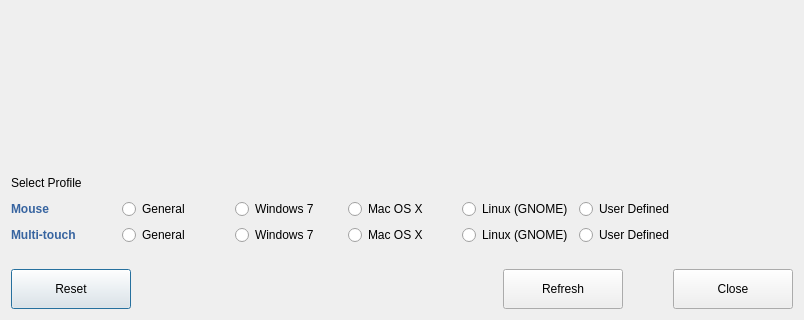
Above: T3kCfgFE/QGestureProfileDialog.ui from habilience/habilience-t3ksensor-tools before the change; both pictures show x 0 to 804 and y 274 to 594 of the 804 by 594 pixel window. Below: the same form after it.
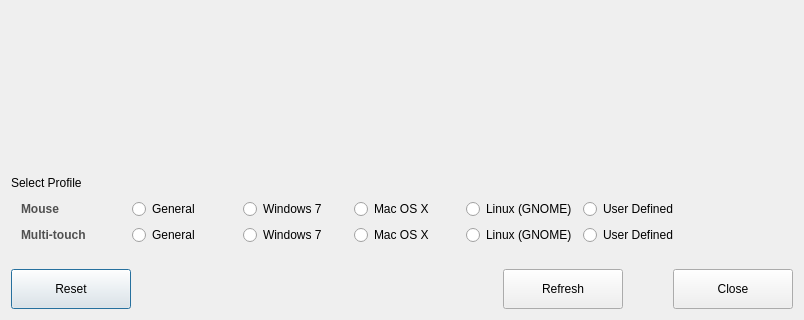
That is the form after the change. Custom widgets are drawn as their Qt base class.

Patch:
```diff
--- a/T3kCfgFE/QGestureProfileDialog.ui
+++ b/T3kCfgFE/QGestureProfileDialog.ui
@@ -61,6 +61,9 @@
          <property name="spacing">
           <number>2</number>
          </property>
+         <property name="leftMargin">
+          <number>10</number>
+         </property>
          <item>
           <widget class="QLabel" name="lblInputModeMouse">
            <property name="minimumSize">
@@ -72,7 +75,7 @@
            <property name="styleSheet">
             <string notr="true">QLabel {
 	/*border-color: rgb(115, 154, 206);*/
-	color : rgb(55, 100, 160);
+	color : rgb(80, 80, 80);
 /*    border-style: solid;*/
 /*    border-width: 2px;*/
 	font-weight: bold;
@@ -94,7 +97,7 @@
            <property name="styleSheet">
             <string notr="true">QLabel {
 	/*border-color: rgb(115, 154, 206);*/
-	color : rgb(55, 100, 160);
+	color : rgb(80, 80, 80);
 /*    border-style: solid;*/
 /*    border-width: 2px;*/
 	font-weight: bold;
```
